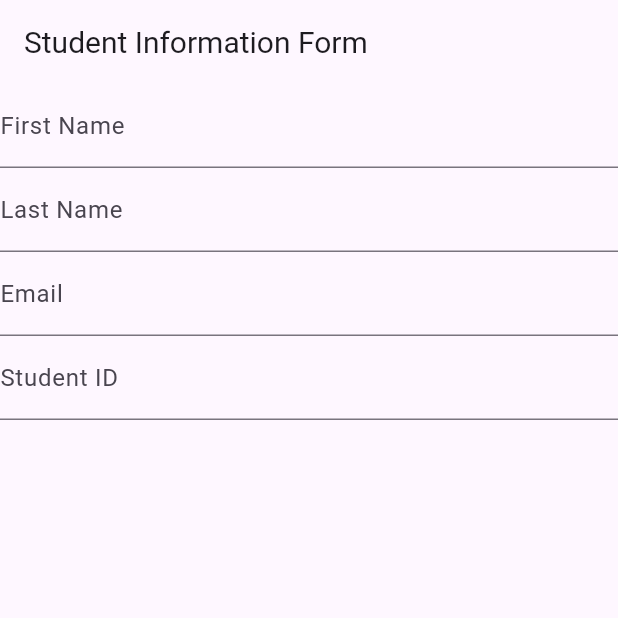
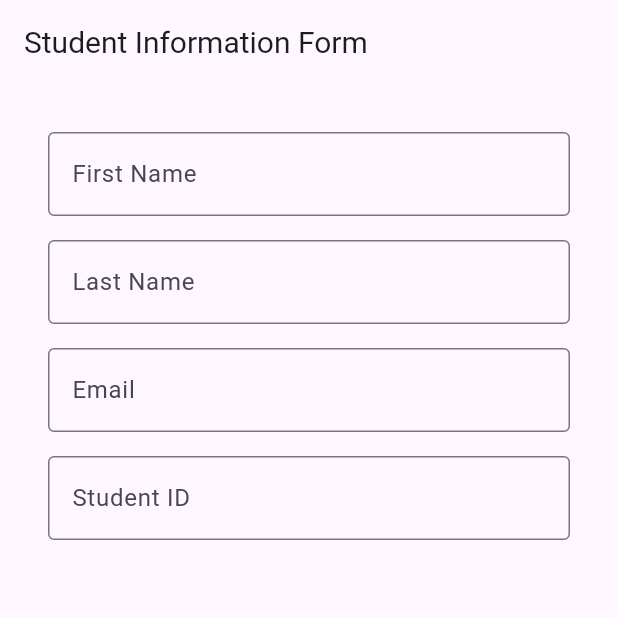
Before and after one commit to RobertAve1727/MobileDev_FlutterProject_Midterms, a Flutter app: the screen it shows after launch, on a phone screen of 412 x 824 dp, the top half of it. Run offline on Flutter 3.47's test engine with Material 3 defaults, Android fonts, the phone set to English and light mode, and no system bars.

Commit message:
refactor: update StudentInfo layout and add Inputs widget for form fields

```diff
--- /dev/null
+++ b/flutter_application_midterms/lib/course/inputs.dart
@@ -0,0 +1,66 @@
+import 'package:flutter/material.dart';
+
+class Inputs extends StatelessWidget {
+  final TextEditingController input1;
+  final TextEditingController input2;
+  final TextEditingController input3;
+  final TextEditingController input4;
+  final String label1;
+  final String label2;
+  final String label3;
+  final String label4;
+
+  const Inputs({
+    super.key,
+    required this.input1,
+    required this.input2,
+    required this.input3,
+    required this.input4,
+    required this.label1,
+    required this.label2,
+    required this.label3,
+    required this.label4,
+  });
+
+  @override
+  Widget build(BuildContext context) {
+    return Container(
+      padding: const EdgeInsets.all(16.0),
+      child: Column(
+        children: [
+          TextField(
+            controller: input1,
+            decoration: InputDecoration(
+              labelText: label1,
+              border: OutlineInputBorder(),
+            ),
+          ),
+          const SizedBox(height: 16.0),
+          TextField(
+            controller: input2,
+            decoration: InputDecoration(
+              labelText: label2,
+              border: OutlineInputBorder(),
+            ),
+          ),
+          const SizedBox(height: 16.0),
+          TextField(
+            controller: input3,
+            decoration: InputDecoration(
+              labelText: label3,
+              border: OutlineInputBorder(),
+            ),
+          ),
+          const SizedBox(height: 16.0),
+          TextField(
+            controller: input4,
+            decoration: InputDecoration(
+              labelText: label4,
+              border: OutlineInputBorder(),
+            ),
+          ),
+        ],
+      ),
+    );
+  }
+}
--- a/flutter_application_midterms/lib/main.dart
+++ b/flutter_application_midterms/lib/main.dart
@@ -18,8 +18,6 @@ class MyApp extends StatelessWidget {
   @override
   Widget build(BuildContext context) {
     return MaterialApp(
-      title: 'EduBridge Enrollment',
-      theme: ThemeData(primarySwatch: Colors.blue),
       debugShowCheckedModeBanner: false,
       initialRoute: '/studentInfo',
       routes: {'/studentInfo': (context) => const StudentInfo()},
--- a/flutter_application_midterms/lib/student/studentInfo.dart
+++ b/flutter_application_midterms/lib/student/studentInfo.dart
@@ -1,7 +1,8 @@
 import 'package:flutter/material.dart';
-import 'package:flutter_application_midterms/student/student.dart';
-import 'package:provider/provider.dart';
-import 'package:flutter_application_midterms/provider/enrollmentState.dart';
+// import 'package:flutter_application_midterms/student/student.dart';
+// import 'package:provider/provider.dart';
+// import 'package:flutter_application_midterms/provider/enrollmentState.dart';
+import 'package:flutter_application_midterms/course/inputs.dart';
 
 class StudentInfo extends StatefulWidget {
   const StudentInfo({super.key});
@@ -27,25 +28,26 @@ class StudentInfoState extends State<StudentInfo> {
           textAlign: TextAlign.center,
         ),
       ),
-      body: Column(
-        children: [
-          TextField(
-            controller: firstNameController,
-            decoration: InputDecoration(labelText: 'First Name'),
+      body: SingleChildScrollView(
+        padding: const EdgeInsets.all(16.0),
+        child: Form(
+          key: formKey,
+          child: Column(
+            children: [
+              Inputs(
+                input1: firstNameController,
+                input2: lastNameController,
+                input3: emailController,
+                input4: studIdController,
+                label1: 'First Name',
+                label2: 'Last Name',
+                label3: 'Email',
+                label4: 'Student ID',
+              ),
+              const SizedBox(height: 20),
+            ],
           ),
-          TextField(
-            controller: lastNameController,
-            decoration: InputDecoration(labelText: 'Last Name'),
-          ),
-          TextField(
-            controller: emailController,
-            decoration: InputDecoration(labelText: 'Email'),
-          ),
-          TextField(
-            controller: studIdController,
-            decoration: InputDecoration(labelText: 'Student ID'),
-          ),
-        ],
+        ),
       ),
     );
   }
```
